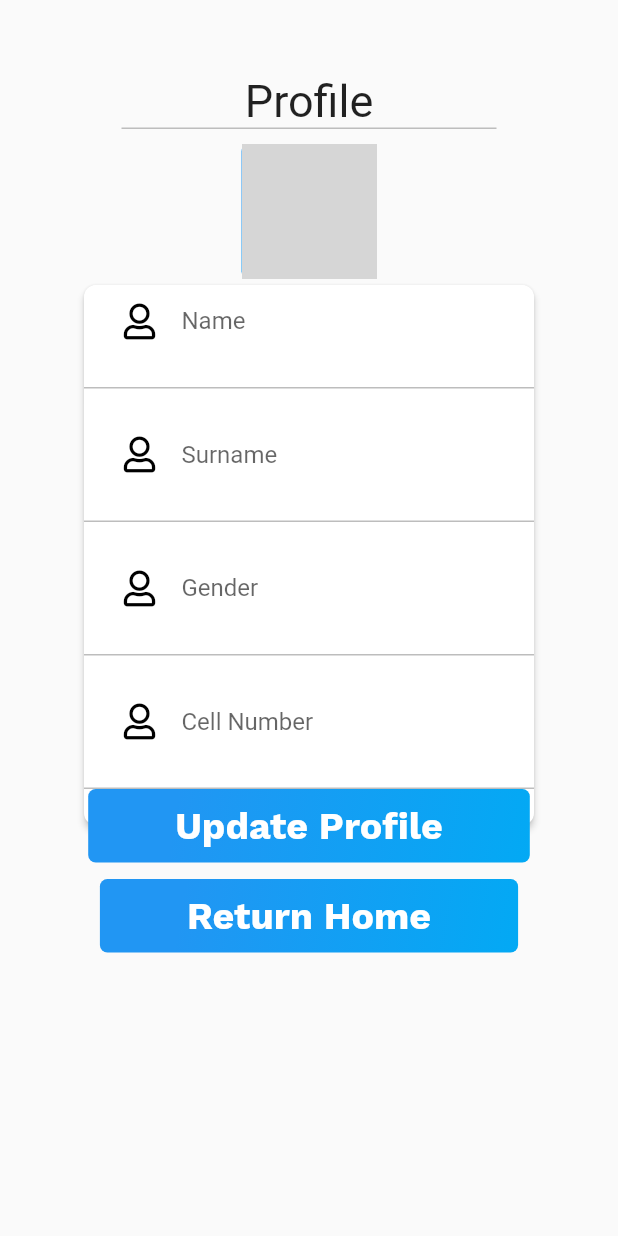
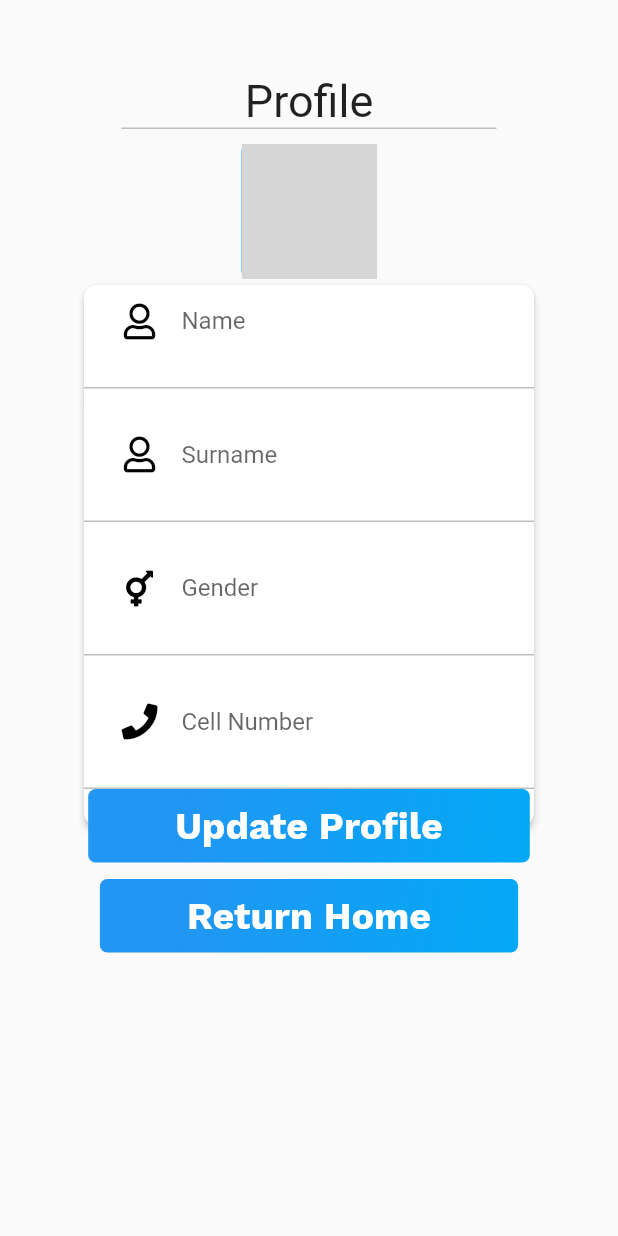
Before and after one commit to melosdad/schoober_driver, a Flutter app: the Profile screen opened directly with empty values, on a phone screen of 412 x 824 dp. Run offline on Flutter 3.47's test engine with Material 2 defaults, Android fonts, the phone set to English and light mode, and no system bars; our stand-ins replace device_info, font_awesome_flutter, shared_preferences; accounts and stored records are empty; network calls fail; Roboto replaces fonts that are missing (WorkSansSemiBold); project files that could hold a hidden picture were left out; grey boxes are pictures that could not be loaded.

Commit message:
Profile window update. Still busy fixing error when updating profile.

```diff
--- a/lib/ui/profile.dart
+++ b/lib/ui/profile.dart
@@ -4,7 +4,6 @@ import 'package:flutter/material.dart';
 import 'package:flutter/services.dart';
 import 'package:font_awesome_flutter/font_awesome_flutter.dart';
 import 'package:schoober_driver/constants.dart';
-import 'package:schoober_driver/style/theme.dart' as Theme;
 import 'package:http/http.dart' as http;
 import 'package:shared_preferences/shared_preferences.dart';
 
@@ -44,22 +43,8 @@ class _ProfileState extends State<Profile> {
   Map updatedProfileData;
 
 
-
   @override
   Widget build(BuildContext context) {
-    txtName.text = widget.profileData['first_name'];
-    txtSurname.text = widget.profileData['last_name'];
-
-//    if(widget.profileData['gender'] != null){
-//      txtGender.text = widget.profileData['gender'];
-//      txtCell.text = widget.profileData['cell'];
-//      txtStreet.text = widget.profileData['street_address'];
-//      txtTown.text = widget.profileData['town'];
-//      txtProvince.text = widget.profileData['province'];
-//      txtCode.text = widget.profileData['code'];
-//    }
-
-
     return new Scaffold(
       key: _scaffoldKey,
       body: NotificationListener<OverscrollIndicatorNotification>(
@@ -245,7 +230,7 @@ class _ProfileState extends State<Profile> {
                           decoration: InputDecoration(
                             border: InputBorder.none,
                             icon: Icon(
-                              FontAwesomeIcons.user,
+                              FontAwesomeIcons.transgender,
                               color: Colors.black,
                             ),
                             hintText: "Gender",
@@ -274,7 +259,7 @@ class _ProfileState extends State<Profile> {
                           decoration: InputDecoration(
                             border: InputBorder.none,
                             icon: Icon(
-                              FontAwesomeIcons.user,
+                              FontAwesomeIcons.phone,
                               color: Colors.black,
                             ),
                             hintText: "Cell Number",
@@ -301,7 +286,7 @@ class _ProfileState extends State<Profile> {
                           decoration: InputDecoration(
                             border: InputBorder.none,
                             icon: Icon(
-                              FontAwesomeIcons.envelope,
+                              FontAwesomeIcons.mapMarkerAlt,
                               color: Colors.black,
                             ),
                             hintText: "Street Address",
@@ -329,7 +314,7 @@ class _ProfileState extends State<Profile> {
                           decoration: InputDecoration(
                             border: InputBorder.none,
                             icon: Icon(
-                              FontAwesomeIcons.envelope,
+                              FontAwesomeIcons.mapMarkerAlt,
                               color: Colors.black,
                             ),
                             hintText: "Town",
@@ -357,7 +342,7 @@ class _ProfileState extends State<Profile> {
                           decoration: InputDecoration(
                             border: InputBorder.none,
                             icon: Icon(
-                              FontAwesomeIcons.envelope,
+                              FontAwesomeIcons.mapMarkerAlt,
                               color: Colors.black,
                             ),
                             hintText: "Province",
@@ -378,7 +363,7 @@ class _ProfileState extends State<Profile> {
                         child: TextField(
                           controller: txtCode,
                           focusNode: txtCodeFocus,
-                          keyboardType: TextInputType.text,
+                          keyboardType: TextInputType.number,
                           style: TextStyle(
                               fontFamily: "WorkSansSemiBold",
                               fontSize: 16.0,
@@ -386,7 +371,7 @@ class _ProfileState extends State<Profile> {
                           decoration: InputDecoration(
                             border: InputBorder.none,
                             icon: Icon(
-                              FontAwesomeIcons.envelope,
+                              FontAwesomeIcons.mapMarkerAlt,
                               color: Colors.black,
                             ),
                             hintText: "Postal Code",
@@ -513,6 +498,15 @@ class _ProfileState extends State<Profile> {
 
     updatedUserData = widget.userData;
     updatedProfileData = widget.profileData;
+
+    txtName.text = updatedProfileData['first_name'];
+    txtSurname.text = updatedProfileData['last_name'];
+    txtGender.text = updatedProfileData['gender'];
+    txtCell.text = updatedProfileData['cell'];
+    txtStreet.text = updatedProfileData['street_address'];
+    txtTown.text = updatedProfileData['town'];
+    txtProvince.text = updatedProfileData['province'];
+    txtCode.text = updatedProfileData['code'];
   }
 
   void showInSnackBar(String value) {
@@ -594,11 +588,11 @@ class _ProfileState extends State<Profile> {
     try {
       await http.post(Constants.updateProfile, body: {
         'api_key': apiKey,
-        'id': widget.userData['id'],
+        'user_id': updatedUserData['user_id'],
         'first_name': name,
         'last_name': surname,
         'gender': gender,
-        'cell': cell,
+        'cell_number': cell,
         'street_address': street,
         'town': town,
         'province': province,
@@ -606,17 +600,20 @@ class _ProfileState extends State<Profile> {
       }).then((response) async {
         var message = json.decode(response.body)['response'];
 
-        if (message['status'] == '200') {
-          showInSnackBar("Your profile was successfully updated.");
-
-          updatedUserData = message['user'];
-          updatedProfileData = message['profile'];
-        } else {
-          showInSnackBar(message['message']);
-        }
+        print(message);
+//        if (message['status'] == '200') {
+//          showInSnackBar("Your profile was successfully updated.");
+//
+//          setState(() {
+//            updatedProfileData = message['profile'];
+//          });
+//
+//        } else {
+//          showInSnackBar(message['message']);
+//        }
       });
     } catch (e) {
-      showInSnackBar("Please check your internet connection.");
+//      showInSnackBar(e.toString());
       print(e.toString());
     }
   }
```
Also changed, not shown: lib/ui/login.dart (+41 -48 lines).
